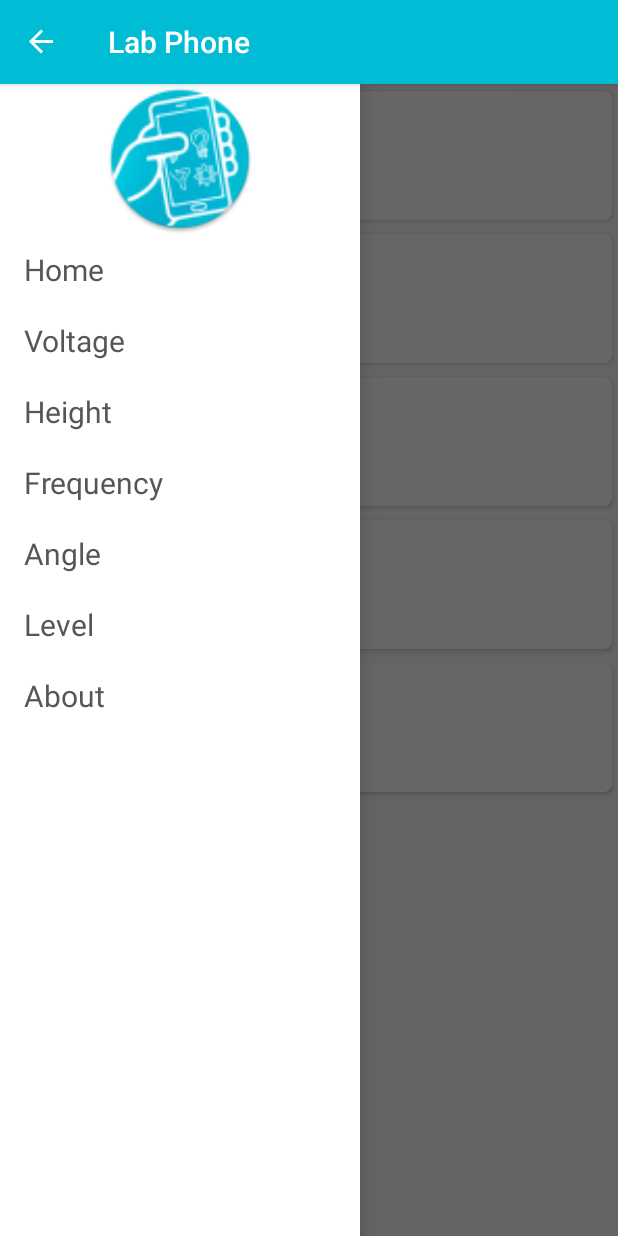
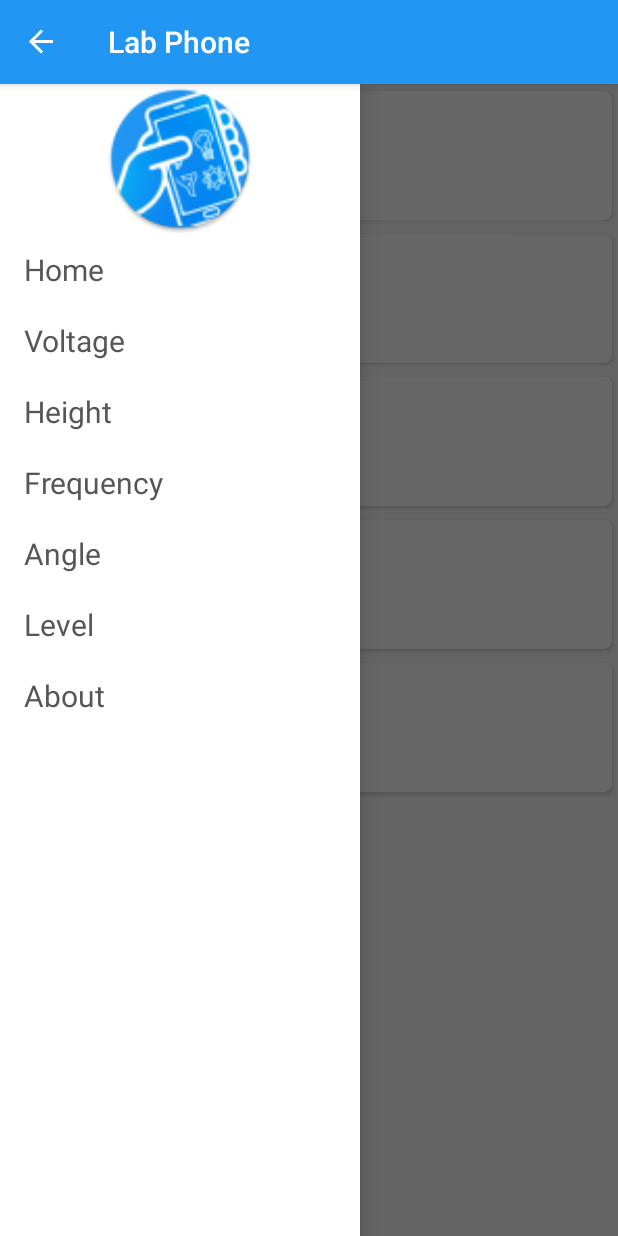
Before and after one commit to chamika/LabPhone, an Android app: the screen it shows after launch (MainActivity), with the side drawer open, on a phone screen of 412 x 824 dp. Run offline under Robolectric (Android 15) with nearby library versions, the phone set to English and light mode, and no system bars.

Commit message:
icon update on layout

```diff
--- a/app/src/main/res/values/colors.xml
+++ b/app/src/main/res/values/colors.xml
@@ -1,9 +1,8 @@
 <?xml version="1.0" encoding="utf-8"?>
 <resources>
-    <color name="colorPrimary">#00bcd4</color>
-    <color name="colorPrimaryDark">#055043</color>
-    <color name="colorAccent">#F15152</color>
-
+    <color name="colorPrimary">#2196F3</color>
+    <color name="colorPrimaryDark">#1976D2</color>
+    <color name="colorAccent">#E040FB</color>
     <color name="success">#EDB183</color>
     <color name="success_angle">#4CAF50</color>
     <color name="fail">#F15152</color>
```
Also changed, not shown: app/src/main/res/mipmap-hdpi/ic_launcher.png, app/src/main/res/mipmap-mdpi/ic_launcher.png, app/src/main/res/mipmap-xhdpi/ic_launcher.png, app/src/main/res/mipmap-xxhdpi/ic_launcher.png, app/src/main/res/mipmap-xxxhdpi/ic_launcher.png.
